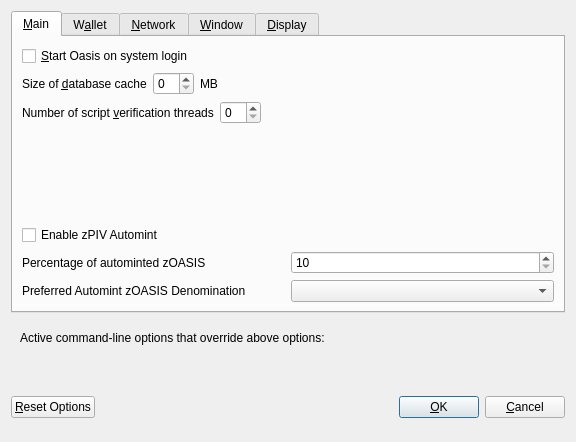
The window that src/qt/forms/optionsdialog.ui (OasisCoinTeam/Oasis-v2.1.2-archive) describes before a commit, drawn with Qt 5.
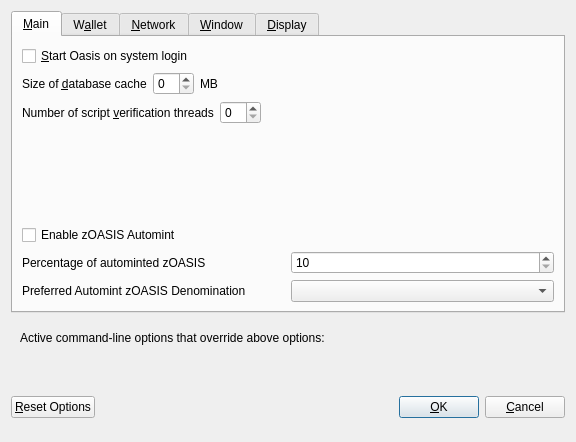
The same window after the commit. Custom widgets are drawn as their Qt base class.

The edit to the form file:
```diff
--- a/src/qt/forms/optionsdialog.ui
+++ b/src/qt/forms/optionsdialog.ui
@@ -139,7 +139,7 @@
           <enum>Qt::LeftToRight</enum>
          </property>
          <property name="text">
-          <string>Enable zPIV Automint</string>
+          <string>Enable zOASIS Automint</string>
          </property>
         </widget>
        </item>
```
